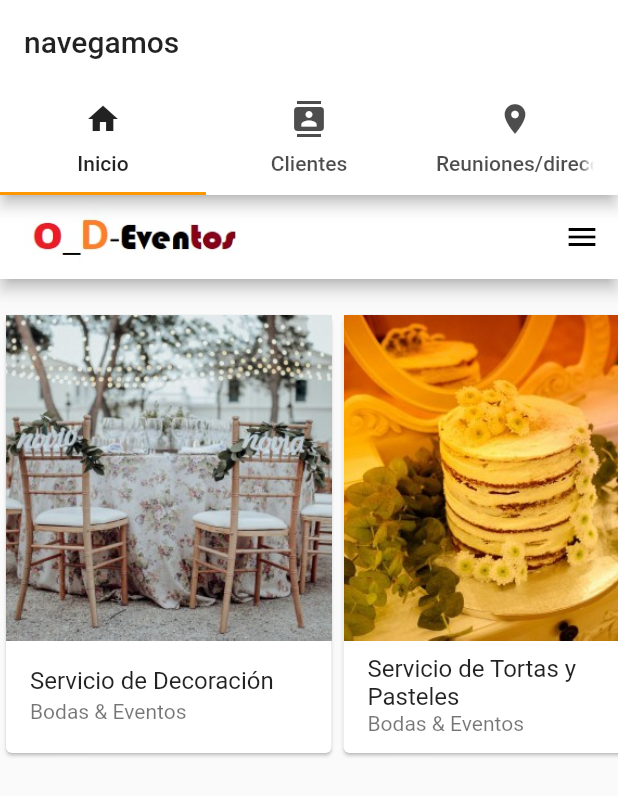
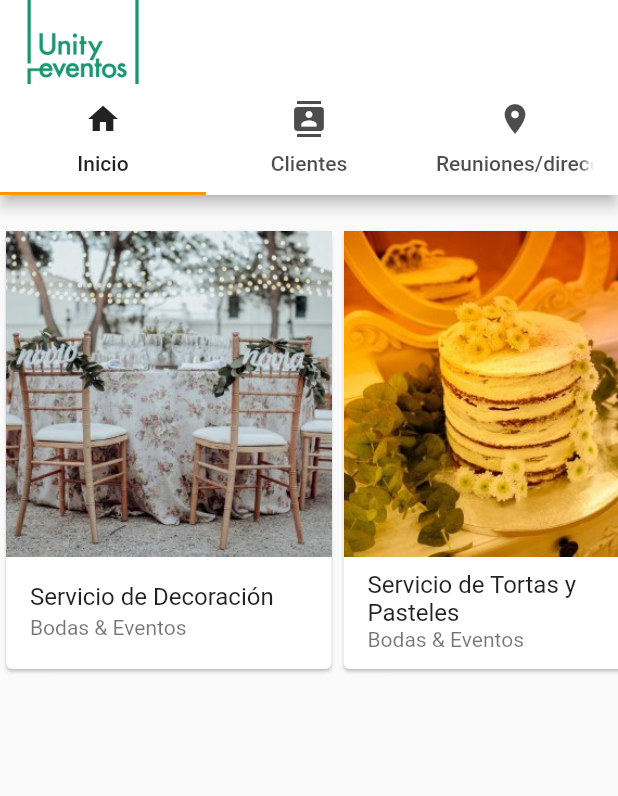
Before and after one commit to RousNoe/orgEventosFlutter, a Flutter app: the screen it shows after launch, on a phone screen of 412 x 824 dp. Shown: the top 796 px of the screen. Run offline on Flutter 3.47's test engine with Material 2 defaults, Android fonts, the phone set to English and light mode, and no system bars.

Commit message:
interactuando con tabs

```diff
--- a/lib/main.dart
+++ b/lib/main.dart
@@ -1,3 +1,4 @@
+import 'package:eventos_app/clientes/clienteTab.dart';
 import 'package:flutter/material.dart';
 import 'package:eventos_app/principal/evento.dart';
 
@@ -10,7 +11,8 @@ class MyApp extends StatelessWidget {
         length: 3,
         child: Scaffold(
           appBar: AppBar(
-            title: Text("navegamos"),
+            title: Image.asset("assets/images/logo.jpg",height: 80.0),
+
             bottom: TabBar(
               indicatorColor: Colors.orange,
               tabs: <Widget>[
@@ -23,7 +25,8 @@ class MyApp extends StatelessWidget {
           body: TabBarView(
               children: <Widget>[
                 Eventos(),
-                //InicioTabs(),
+                ClienteTab(),
+
               ],
               ),
         )
--- a/lib/principal/evento.dart
+++ b/lib/principal/evento.dart
@@ -6,13 +6,7 @@ class Eventos extends StatelessWidget {
   @override
   Widget build(BuildContext context) {
     return Scaffold(
-        endDrawer: Drawer(),
-        appBar: AppBar(
-          title: Image.asset(
-            "assets/images/logo.jpg",
-            height: 60.0,
-          ),
-        ),
+
         body: Container(
           margin: EdgeInsets.symmetric(vertical: 20.0),
           height: 300,
```
Also changed, not shown: lib/clientes/clienteTab.dart (+34 -1 lines), assets/images/logo.jpg, assets/images/logo2.jpg (added).
